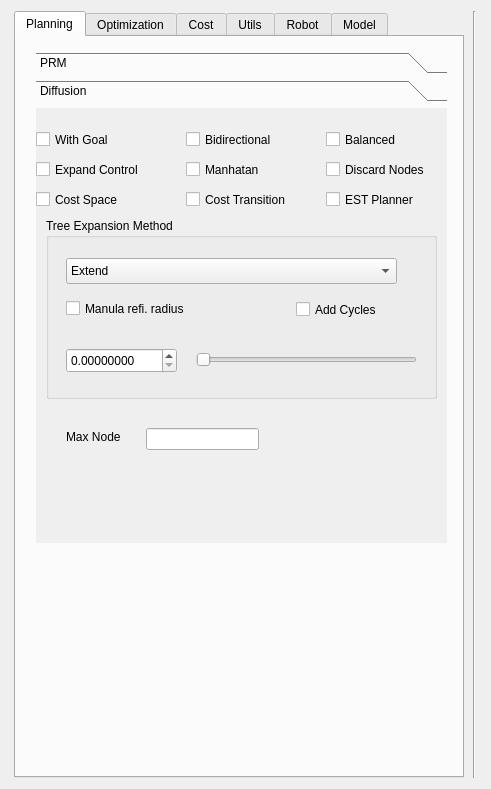
This is qtWindow/qtMainInterface/sidewindow.ui in jmainpri/libmove3d as Qt 5 draws it before an edit. The edited form follows.
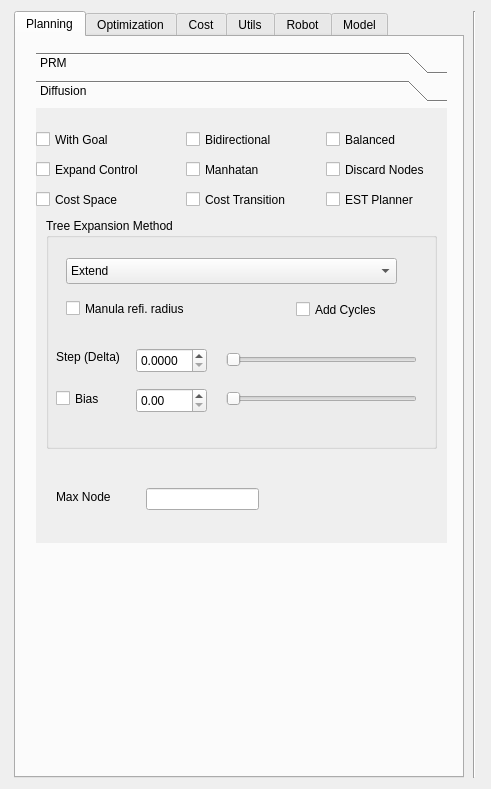
This is the edited form. Custom widgets are drawn as their Qt base class.

Diff of the .ui file:
```diff
--- a/qtWindow/qtMainInterface/sidewindow.ui
+++ b/qtWindow/qtMainInterface/sidewindow.ui
@@ -264,7 +264,7 @@
            <x>10</x>
            <y>110</y>
            <width>391</width>
-           <height>181</height>
+           <height>231</height>
           </rect>
          </property>
          <property name="title">
@@ -329,9 +329,9 @@
          <widget class="QSlider" name="horizontalSliderExtentionStep">
           <property name="geometry">
            <rect>
-            <x>150</x>
+            <x>180</x>
             <y>130</y>
-            <width>221</width>
+            <width>191</width>
             <height>23</height>
            </rect>
           </property>
@@ -345,14 +345,14 @@
          <widget class="QDoubleSpinBox" name="doubleSpinBoxExtentionStep">
           <property name="geometry">
            <rect>
-            <x>20</x>
+            <x>90</x>
             <y>130</y>
-            <width>111</width>
+            <width>71</width>
             <height>25</height>
            </rect>
           </property>
           <property name="decimals">
-           <number>8</number>
+           <number>4</number>
           </property>
           <property name="minimum">
            <double>0.000000000000000</double>
@@ -361,6 +361,61 @@
            <double>50.000000000000000</double>
           </property>
          </widget>
+         <widget class="QCheckBox" name="checkBox">
+          <property name="geometry">
+           <rect>
+            <x>10</x>
+            <y>170</y>
+            <width>71</width>
+            <height>21</height>
+           </rect>
+          </property>
+          <property name="text">
+           <string>Bias</string>
+          </property>
+         </widget>
+         <widget class="QDoubleSpinBox" name="doubleSpinBoxBias">
+          <property name="geometry">
+           <rect>
+            <x>90</x>
+            <y>170</y>
+            <width>71</width>
+            <height>25</height>
+           </rect>
+          </property>
+          <property name="maximum">
+           <double>1.000000000000000</double>
+          </property>
+          <property name="singleStep">
+           <double>0.010000000000000</double>
+          </property>
+         </widget>
+         <widget class="QSlider" name="horizontalSliderBias">
+          <property name="geometry">
+           <rect>
+            <x>180</x>
+            <y>170</y>
+            <width>191</width>
+            <height>22</height>
+           </rect>
+          </property>
+          <property name="orientation">
+           <enum>Qt::Horizontal</enum>
+          </property>
+         </widget>
+         <widget class="QLabel" name="label_4">
+          <property name="geometry">
+           <rect>
+            <x>10</x>
+            <y>130</y>
+            <width>81</width>
+            <height>17</height>
+           </rect>
+          </property>
+          <property name="text">
+           <string>Step (Delta)</string>
+          </property>
+         </widget>
         </widget>
         <widget class="QCheckBox" name="isDiscardingNodes">
          <property name="geometry">
@@ -443,8 +498,8 @@
         <widget class="QLabel" name="labelMaxNodes">
          <property name="geometry">
           <rect>
-           <x>30</x>
-           <y>320</y>
+           <x>20</x>
+           <y>380</y>
            <width>71</width>
            <height>17</height>
           </rect>
@@ -496,7 +551,7 @@
          <property name="geometry">
           <rect>
            <x>110</x>
-           <y>320</y>
+           <y>380</y>
            <width>113</width>
            <height>22</height>
           </rect>
```
